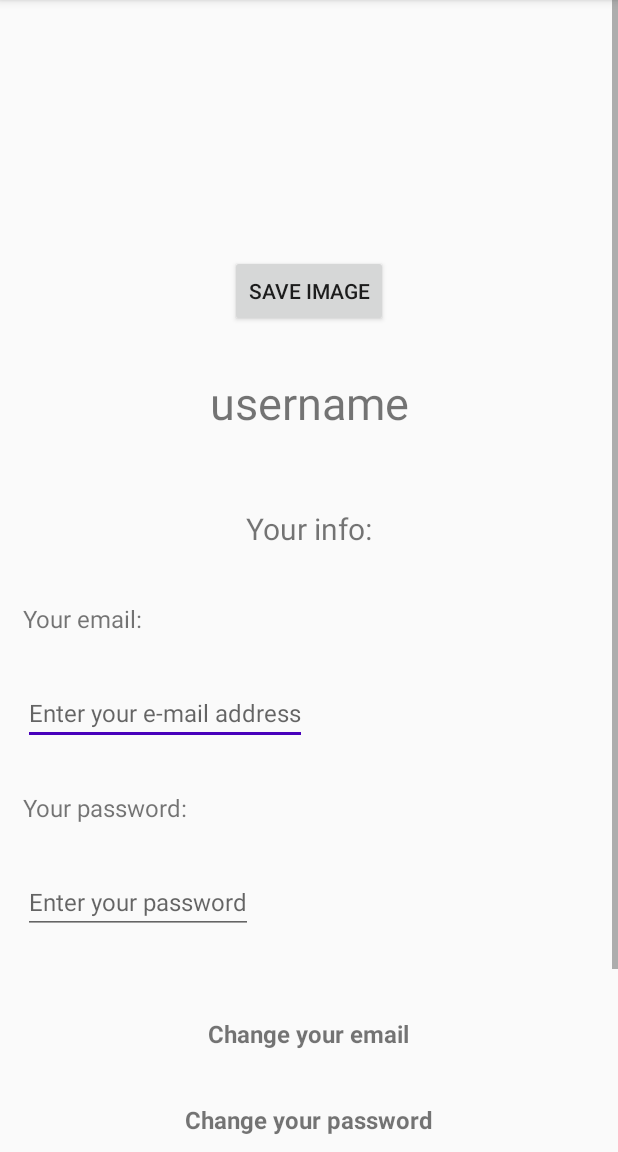
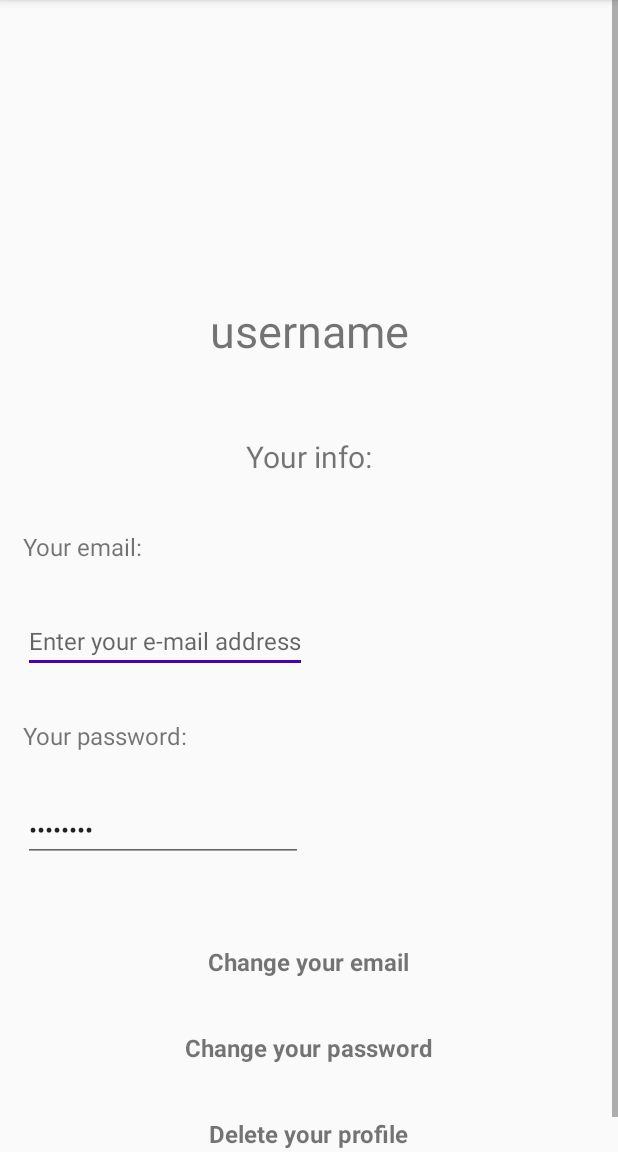
Before and after one commit to ikordic/PoorStudentsCookbook, an Android app: the UserProfileActivity screen opened directly, with no data from a screen before it, on a phone screen of 412 x 824 dp, the part 84-1236 px from its top. Run offline under Robolectric (Android 15) with nearby library versions, the phone set to English and light mode, and no system bars; our stand-ins replace Firebase (no records; nobody signed in at launch, a user with empty details on screens opened directly); pictures from the network do not load; 2 statements that could not run were skipped.

```diff
--- a/app/src/main/AndroidManifest.xml
+++ b/app/src/main/AndroidManifest.xml
@@ -16,11 +16,6 @@
         <activity android:name=".MyRecipesActivity" />
         <activity android:name=".ProfileRecipesActivity" />
         <activity android:name=".LoginActivity" />
-        <activity android:name=".MyRecipesActivity"></activity>
-        <activity android:name=".ProfileRecipesActivity"></activity>
-        <activity android:name=".LoginActivity"></activity>
-        <activity android:name=".ProfileRecipesActivity"></activity>
-
         <activity
             android:name=".RecipeOverviewActivity"
             android:parentActivityName=".RecipeCardViewActivity" /> <!-- Parent activity meta-data to support 4.0 and lower -->
--- a/app/src/main/res/layout/activity_user_profile.xml
+++ b/app/src/main/res/layout/activity_user_profile.xml
@@ -28,13 +28,6 @@
                 android:contentDescription="User profile image"
                 android:focusable="true"
                 tools:srcCompat="@tools:sample/avatars" />
-
-            <Button
-                android:id="@+id/buttonUserProfileSaveImage"
-                android:layout_width="wrap_content"
-                android:layout_height="wrap_content"
-                android:layout_gravity="center"
-                android:text="Save image" />
 
             <TextView
                 android:id="@+id/textViewUserProfileUsername"
@@ -88,8 +81,9 @@
                     android:layout_width="wrap_content"
                     android:layout_height="wrap_content"
                     android:layout_margin="15dp"
-                    android:hint="Enter your password"
+                    android:hint="Enter your new password"
                     android:inputType="textPassword"
+                    android:text="********"
                     android:textAlignment="textStart"
                     android:textSize="16sp" />
 
@@ -114,17 +108,6 @@
                 android:textSize="16sp"
                 android:textStyle="bold" />
 
-            <EditText
-                android:id="@+id/editTextUserProfileNewPassword"
-                android:layout_width="wrap_content"
-                android:layout_height="wrap_content"
-                android:layout_margin="15dp"
-                android:hint="Enter your new password"
-                android:inputType="textPassword"
-                android:layout_gravity="center"
-                android:textAlignment="center"
-                android:textSize="16sp" />
-
             <TextView
                 android:id="@+id/textViewUserProfileDeleteProfile"
                 android:layout_width="wrap_content"
```
